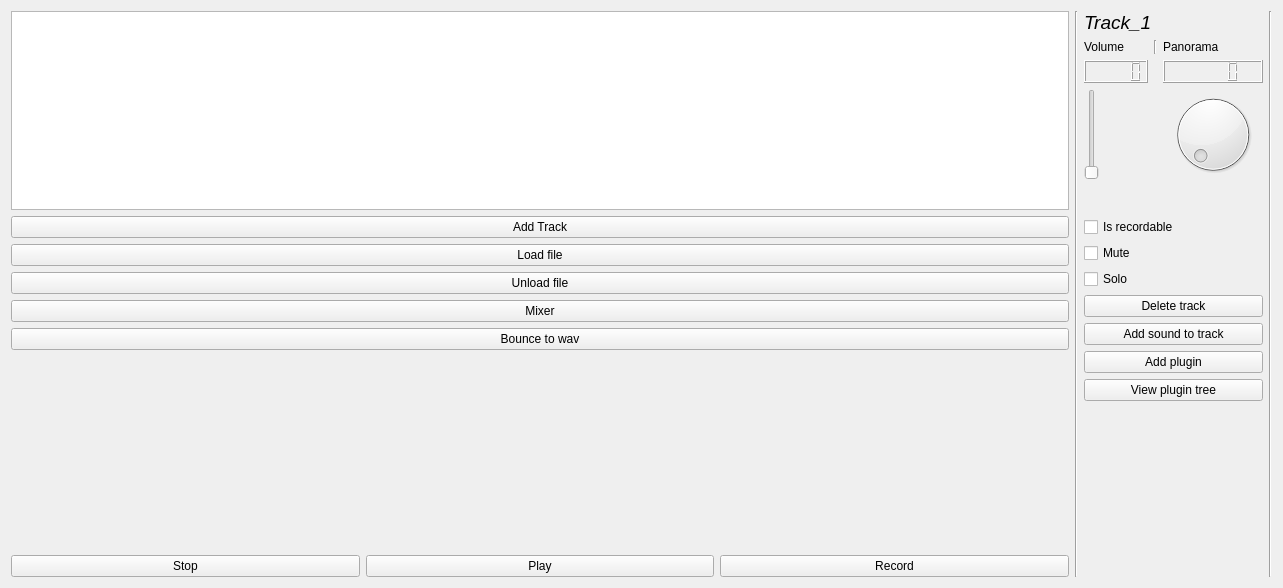
Before: the Qt Designer form src/mainwindow.ui in kevlarsweetheart/Sound_Lab, drawn with Qt 5.
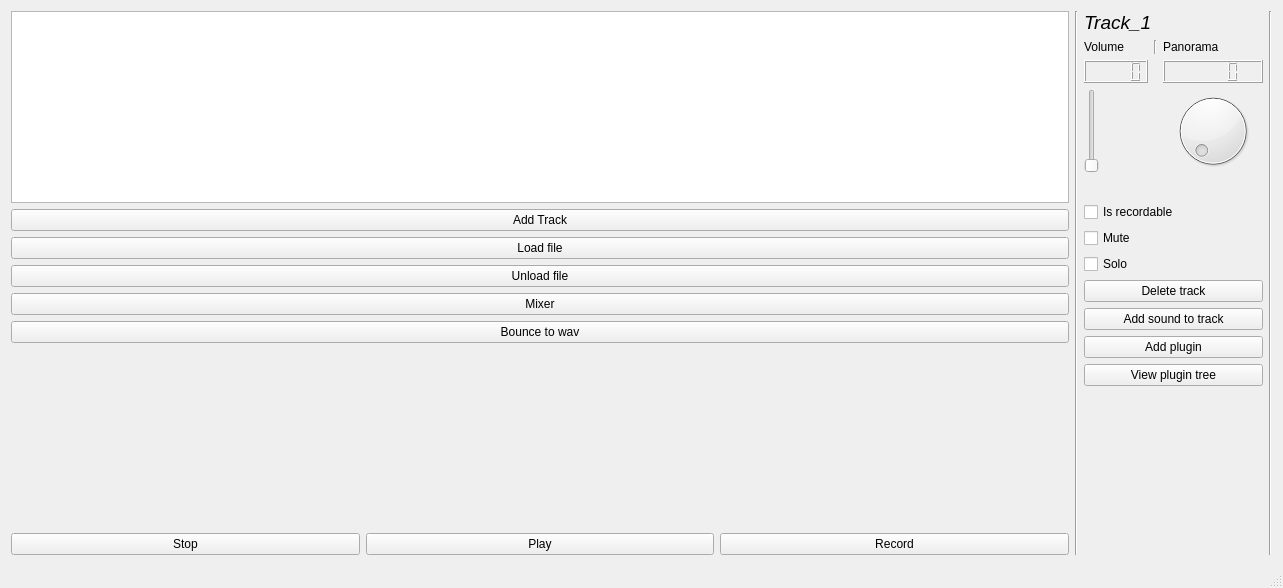
After: the same form once the commit is applied.

What changed in the file:
```diff
--- a/src/mainwindow.ui
+++ b/src/mainwindow.ui
@@ -252,6 +252,7 @@
     </item>
    </layout>
   </widget>
+  <widget class="QStatusBar" name="statusBar"/>
  </widget>
  <layoutdefault spacing="6" margin="11"/>
  <resources/>
```
